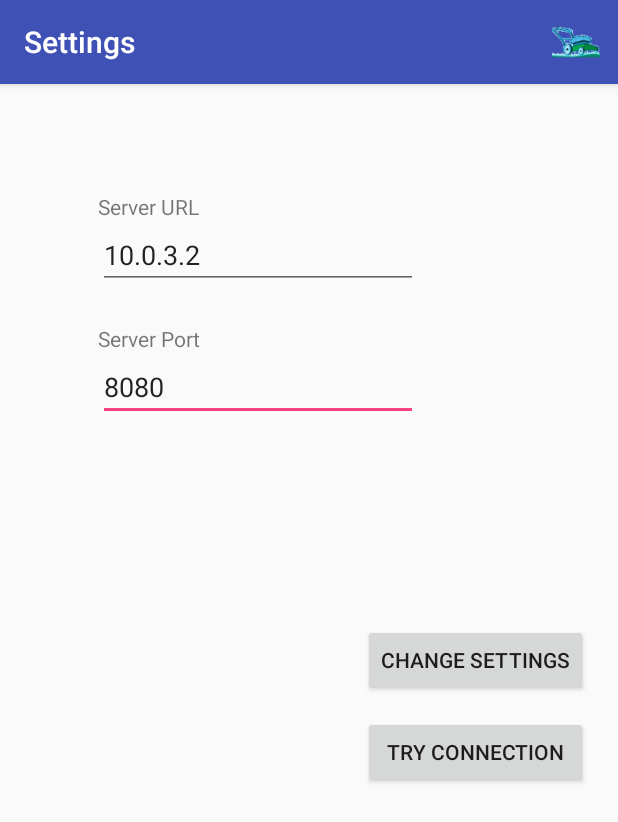
After one commit to Sanders248/LazyMower, an Android app: the SettingsActivity screen opened directly, with no data from a screen before it, on a phone screen of 412 x 824 dp. The commit adds this screen. Shown: the top 822 px of the screen. Run offline under Robolectric (Android 15) with nearby library versions, the phone set to English and light mode, and no system bars.

Commit message:
adding settings activity and testconnexion

```diff
--- a/AndroidApp/app/build.gradle
+++ b/AndroidApp/app/build.gradle
@@ -26,4 +26,6 @@ dependencies {
     })
     compile 'com.android.support:appcompat-v7:24.2.1'
     testCompile 'junit:junit:4.12'
+    testCompile "org.robolectric:robolectric:3.1.4"
+    testCompile "org.assertj:assertj-core:1.7.0"
 }
--- a/AndroidApp/app/src/main/AndroidManifest.xml
+++ b/AndroidApp/app/src/main/AndroidManifest.xml
@@ -1,7 +1,6 @@
 <?xml version="1.0" encoding="utf-8"?>
 <manifest xmlns:android="http://schemas.android.com/apk/res/android"
     package="com.example.alex.lazymowing">
-    androidTestCompile 'com.google.mockwebserver:mockwebserver:20130706'
     <uses-permission android:name="android.permission.INTERNET"/>
 
     <application
@@ -13,10 +12,11 @@
         <activity android:name=".MainActivity">
             <intent-filter>
                 <action android:name="android.intent.action.MAIN" />
-
                 <category android:name="android.intent.category.LAUNCHER" />
             </intent-filter>
         </activity>
+        <activity android:name=".SettingsActivity"
+            android:label="Settings"/>
     </application>
 
 </manifest>
--- /dev/null
+++ b/AndroidApp/app/src/main/java/com/example/alex/lazymowing/SettingsActivity.java
@@ -0,0 +1,96 @@
+package com.example.alex.lazymowing;
+
+import android.app.Activity;
+import android.content.Intent;
+import android.os.Bundle;
+import android.support.v7.app.AppCompatActivity;
+import android.telecom.Connection;
+import android.view.Menu;
+import android.view.MenuItem;
+import android.view.View;
+import android.widget.Button;
+import android.widget.EditText;
+import android.widget.Toast;
+
+import com.example.alex.lazymowing.Tools.ConnectionApi;
+
+/**
+ * Created by Alex on 04/12/2016.
+ */
+
+public class SettingsActivity extends AppCompatActivity {
+    private EditText editTextUrl;
+    private EditText editTextPort;
+    private Button buttonChangeSet;
+    private Button buttonTrySet;
+
+    @Override
+    protected void onCreate(Bundle savedInstanceState) {
+        super.onCreate(savedInstanceState);
+        setContentView(R.layout.activity_settings);
+
+        bindViews();
+        populateViews();
+    }
+
+    private void bindViews()
+    {
+        editTextUrl = (EditText)findViewById(R.id.editTextURL);
+        editTextPort = (EditText)findViewById(R.id.editTextPort);
+        buttonChangeSet = (Button)findViewById(R.id.buttonChangeSet);
+        buttonTrySet = (Button)findViewById(R.id.buttonTryCo);
+    }
+
+    private void populateViews()
+    {
+        final Activity acti = this;
+
+        editTextPort.setText(String.valueOf(ConnectionApi.getPort()));
+        editTextUrl.setText(ConnectionApi.getURL());
+
+        buttonChangeSet.setOnClickListener(new View.OnClickListener() {
+            @Override
+            public void onClick(View v) {
+                ConnectionApi.setPort(Integer.parseInt(editTextPort.getText().toString()));
+                ConnectionApi.setURL(editTextUrl.getText().toString());
+                Toast.makeText(acti, "Settings saved", Toast.LENGTH_LONG).show();
+            }
+        });
+
+        buttonTrySet.setOnClickListener(new View.OnClickListener() {
+            @Override
+            public void onClick(View v) {
+                Toast.makeText(acti, "Waiting for server response", Toast.LENGTH_LONG).show();
+                ConnectionApi.tryConnection(editTextUrl.getText().toString(), editTextPort.getText().toString(), acti);
+            }
+        });
+    }
+
+    @Override
+    public void onResume()
+    {
+        super.onResume();
+        editTextPort.setText(String.valueOf(ConnectionApi.getPort()));
+        editTextUrl.setText(ConnectionApi.getURL());
+    }
+
+    @Override
+    public boolean onCreateOptionsMenu(Menu menu) {
+        getMenuInflater().inflate(R.menu.menu_settings, menu);
+        super.onCreateOptionsMenu(menu);
+
+        return true;
+    }
+
+    @Override
+    public boolean onOptionsItemSelected(MenuItem item) {
+        switch (item.getItemId()) {
+            case R.id.menu_main:
+                Intent intent = new Intent(getApplicationContext(), MainActivity.class);
+                startActivity(intent);
+                return true;
+            default:
+                return super.onOptionsItemSelected(item);
+        }
+    }
+}
--- a/AndroidApp/app/src/main/res/layout/activity_main.xml
+++ b/AndroidApp/app/src/main/res/layout/activity_main.xml
@@ -9,7 +9,8 @@
         android:layout_height="wrap_content"
         app:srcCompat="@drawable/im_mower"
         android:layout_centerHorizontal="true"
-        android:layout_centerVertical="true"/>
+        android:layout_centerVertical="true"
+        android:clickable="false"/>
 
     <ImageButton
         android:id="@+id/imMoveForward"
--- /dev/null
+++ b/AndroidApp/app/src/main/res/layout/activity_settings.xml
@@ -0,0 +1,62 @@
+<?xml version="1.0" encoding="utf-8"?>
+<RelativeLayout xmlns:android="http://schemas.android.com/apk/res/android"
+    android:layout_width="match_parent" android:layout_height="match_parent">
+
+    <TextView
+        android:text="Server URL"
+        android:layout_width="wrap_content"
+        android:layout_height="wrap_content"
+        android:layout_marginStart="65dp"
+        android:layout_marginTop="72dp"
+        android:id="@+id/textViewURL"
+        android:layout_alignParentTop="true"
+        android:layout_alignParentStart="true" />
+
+    <EditText
+        android:layout_width="wrap_content"
+        android:layout_height="wrap_content"
+        android:inputType="number"
+        android:ems="10"
+        android:layout_below="@+id/textViewPort"
+        android:layout_alignEnd="@+id/editTextURL"
+        android:id="@+id/editTextPort"
+        android:text="8080" />
+
+    <Button
+        android:text="Try connection"
+        android:layout_width="wrap_content"
+        android:layout_height="wrap_content"
+        android:layout_below="@+id/buttonChangeSet"
+        android:layout_alignStart="@+id/buttonChangeSet"
+        android:layout_marginTop="13dp"
+        android:id="@+id/buttonTryCo"
+        android:layout_alignEnd="@+id/buttonChangeSet" />
+
+    <EditText
+        android:layout_width="wrap_content"
+        android:layout_height="wrap_content"
+        android:inputType="textUri"
+        android:text="localhost"
+        android:ems="10"
+        android:id="@+id/editTextURL"
+        android:layout_below="@+id/textViewURL"
+        android:layout_alignStart="@+id/textViewURL" />
+
+    <TextView
+        android:text="Server Port"
+        android:layout_width="wrap_content"
+        android:layout_height="wrap_content"
+        android:layout_marginTop="23dp"
+        android:id="@+id/textViewPort"
+        android:layout_below="@+id/editTextURL"
+        android:layout_alignStart="@+id/editTextURL" />
+
+    <Button
+        android:text="Change settings"
+        android:layout_width="wrap_content"
+        android:layout_height="wrap_content"
+        android:id="@+id/buttonChangeSet"
+        android:layout_centerVertical="true"
+        android:layout_alignParentEnd="true"
+        android:layout_marginEnd="20dp" />
+</RelativeLayout>
--- /dev/null
+++ b/AndroidApp/app/src/main/res/menu/menu_settings.xml
@@ -0,0 +1,7 @@
+<?xml version="1.0" encoding="utf-8"?>
+<menu xmlns:android="http://schemas.android.com/apk/res/android" xmlns:app="http://schemas.android.com/apk/res-auto">
+    <item android:id="@+id/menu_main"
+        android:title="Home"
+        android:icon="@drawable/im_mower"
+        app:showAsAction="always" />
+</menu>
--- a/AndroidApp/build.gradle
+++ b/AndroidApp/build.gradle
@@ -6,7 +6,6 @@ buildscript {
     }
     dependencies {
         classpath 'com.android.tools.build:gradle:2.2.0'
-
         // NOTE: Do not place your application dependencies here; they belong
         // in the individual module build.gradle files
     }
```
Also changed, not shown: AndroidApp/app/src/main/java/com/example/alex/lazymowing/ConnectionApi.java (deleted, +0 -47 lines), AndroidApp/app/src/main/java/com/example/alex/lazymowing/MainActivity.java (+25 -2 lines), AndroidApp/app/src/main/java/com/example/alex/lazymowing/Tools/ConnectionApi.java (added, +108 -0 lines), AndroidApp/app/src/main/res/menu/menu_main.xml (added, +7 -0 lines), AndroidApp/app/src/main/res/drawable/im_settings.png (added), 2 other files.
